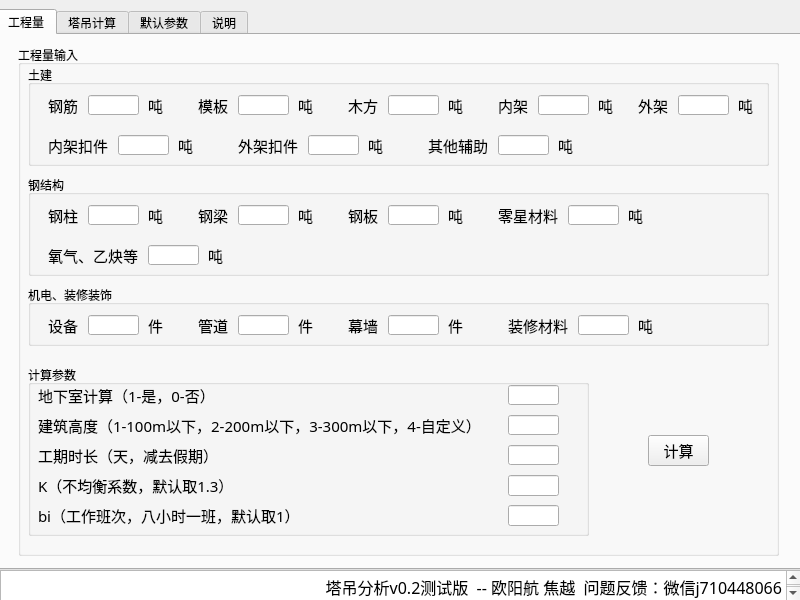
Before: the Qt Designer form widget.ui in jiaosss/Tower_crane, drawn with Qt 5.
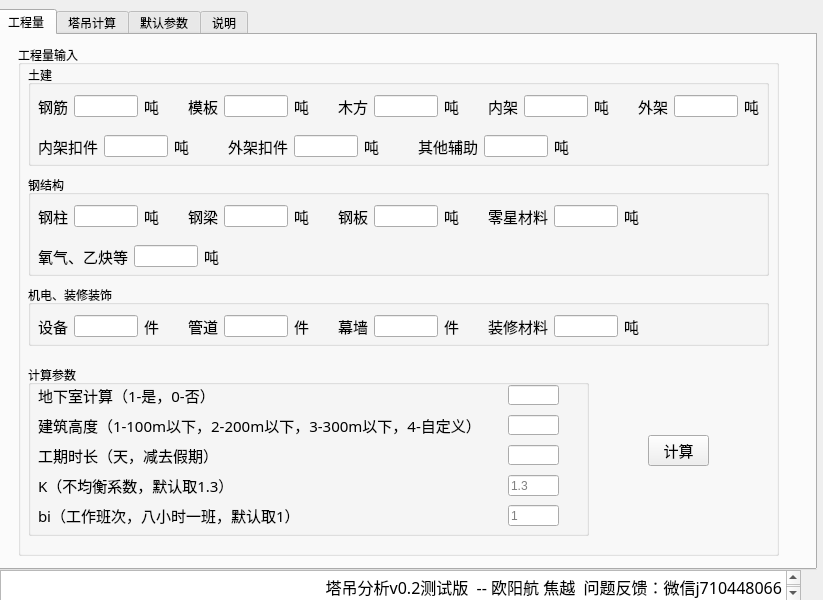
After: the same form once the commit is applied.

Commit message: v0.2.2测试版 增加启动界面

Patch:
```diff
--- a/widget.ui
+++ b/widget.ui
@@ -6,7 +6,7 @@
    <rect>
     <x>0</x>
     <y>0</y>
-    <width>800</width>
+    <width>823</width>
     <height>600</height>
    </rect>
   </property>
@@ -53,15 +53,18 @@
       <property name="title">
        <string>土建</string>
       </property>
+      <widget class="QWidget" name="horizontalLayoutWidget">
+       <property name="geometry">
+        <rect>
+         <x>10</x>
+         <y>30</y>
+         <width>121</width>
+         <height>22</height>
+        </rect>
+       </property>
+       <layout class="QHBoxLayout" name="horizontalLayout">
+        <item>
       <widget class="QLabel" name="label_gj">
-       <property name="geometry">
-        <rect>
-         <x>20</x>
-         <y>30</y>
-         <width>41</width>
-         <height>21</height>
-        </rect>
-       </property>
        <property name="font">
         <font>
          <family>宋体</family>
@@ -72,25 +75,12 @@
         <string>钢筋</string>
        </property>
       </widget>
-      <widget class="QLineEdit" name="lineEdit_gj">
-       <property name="geometry">
-        <rect>
-         <x>60</x>
-         <y>30</y>
-         <width>51</width>
-         <height>20</height>
-        </rect>
-       </property>
-      </widget>
+        </item>
+        <item>
+         <widget class="QLineEdit" name="lineEdit_gj"/>
+        </item>
+        <item>
       <widget class="QLabel" name="label_2">
-       <property name="geometry">
-        <rect>
-         <x>120</x>
-         <y>30</y>
-         <width>41</width>
-         <height>21</height>
-        </rect>
-       </property>
        <property name="font">
         <font>
          <family>宋体</family>
@@ -101,15 +91,21 @@
         <string>吨</string>
        </property>
       </widget>
+        </item>
+       </layout>
+      </widget>
+      <widget class="QWidget" name="horizontalLayoutWidget_2">
+       <property name="geometry">
+        <rect>
+         <x>160</x>
+         <y>30</y>
+         <width>121</width>
+         <height>22</height>
+        </rect>
+       </property>
+       <layout class="QHBoxLayout" name="horizontalLayout_2">
+        <item>
       <widget class="QLabel" name="label_mb">
-       <property name="geometry">
-        <rect>
-         <x>170</x>
-         <y>30</y>
-         <width>41</width>
-         <height>21</height>
-        </rect>
-       </property>
        <property name="font">
         <font>
          <family>宋体</family>
@@ -120,15 +116,12 @@
         <string>模板</string>
        </property>
       </widget>
+        </item>
+        <item>
+         <widget class="QLineEdit" name="lineEdit_mb"/>
+        </item>
+        <item>
       <widget class="QLabel" name="label_4">
-       <property name="geometry">
-        <rect>
-         <x>270</x>
-         <y>30</y>
-         <width>41</width>
-         <height>21</height>
-        </rect>
-       </property>
        <property name="font">
         <font>
          <family>宋体</family>
@@ -139,25 +132,21 @@
         <string>吨</string>
        </property>
       </widget>
-      <widget class="QLineEdit" name="lineEdit_mb">
+        </item>
+       </layout>
+      </widget>
+      <widget class="QWidget" name="horizontalLayoutWidget_3">
        <property name="geometry">
         <rect>
-         <x>210</x>
+         <x>310</x>
          <y>30</y>
-         <width>51</width>
-         <height>20</height>
+         <width>121</width>
+         <height>22</height>
         </rect>
        </property>
-      </widget>
+       <layout class="QHBoxLayout" name="horizontalLayout_3">
+        <item>
       <widget class="QLabel" name="label_mf">
-       <property name="geometry">
-        <rect>
-         <x>320</x>
-         <y>30</y>
-         <width>41</width>
-         <height>21</height>
-        </rect>
-       </property>
        <property name="font">
         <font>
          <family>宋体</family>
@@ -168,15 +157,12 @@
         <string>木方</string>
        </property>
       </widget>
+        </item>
+        <item>
+         <widget class="QLineEdit" name="lineEdit_mf"/>
+        </item>
+        <item>
       <widget class="QLabel" name="label_6">
-       <property name="geometry">
-        <rect>
-         <x>420</x>
-         <y>30</y>
-         <width>21</width>
-         <height>21</height>
-        </rect>
-       </property>
        <property name="font">
         <font>
          <family>宋体</family>
@@ -187,25 +173,21 @@
         <string>吨</string>
        </property>
       </widget>
-      <widget class="QLineEdit" name="lineEdit_mf">
+        </item>
+       </layout>
+      </widget>
+      <widget class="QWidget" name="horizontalLayoutWidget_4">
        <property name="geometry">
         <rect>
-         <x>360</x>
+         <x>460</x>
          <y>30</y>
-         <width>51</width>
-         <height>20</height>
+         <width>121</width>
+         <height>22</height>
         </rect>
        </property>
-      </widget>
+       <layout class="QHBoxLayout" name="horizontalLayout_4">
+        <item>
       <widget class="QLabel" name="label_nj">
-       <property name="geometry">
-        <rect>
-         <x>470</x>
-         <y>30</y>
-         <width>41</width>
-         <height>21</height>
-        </rect>
-       </property>
        <property name="font">
         <font>
          <family>宋体</family>
@@ -216,15 +198,12 @@
         <string>内架</string>
        </property>
       </widget>
+        </item>
+        <item>
+         <widget class="QLineEdit" name="lineEdit_nj"/>
+        </item>
+        <item>
       <widget class="QLabel" name="label_8">
-       <property name="geometry">
-        <rect>
-         <x>570</x>
-         <y>30</y>
-         <width>21</width>
-         <height>21</height>
-        </rect>
-       </property>
        <property name="font">
         <font>
          <family>宋体</family>
@@ -235,35 +214,21 @@
         <string>吨</string>
        </property>
       </widget>
-      <widget class="QLineEdit" name="lineEdit_nj">
-       <property name="geometry">
-        <rect>
-         <x>510</x>
-         <y>30</y>
-         <width>51</width>
-         <height>20</height>
-        </rect>
-       </property>
+        </item>
+       </layout>
       </widget>
-      <widget class="QLineEdit" name="lineEdit_wj">
+      <widget class="QWidget" name="horizontalLayoutWidget_5">
        <property name="geometry">
         <rect>
-         <x>650</x>
+         <x>610</x>
          <y>30</y>
-         <width>51</width>
-         <height>20</height>
+         <width>121</width>
+         <height>22</height>
         </rect>
        </property>
-      </widget>
+       <layout class="QHBoxLayout" name="horizontalLayout_6">
+        <item>
       <widget class="QLabel" name="label_wj">
-       <property name="geometry">
-        <rect>
-         <x>610</x>
-         <y>30</y>
-         <width>41</width>
-         <height>21</height>
-        </rect>
-       </property>
        <property name="font">
         <font>
          <family>宋体</family>
@@ -274,15 +239,12 @@
         <string>外架</string>
        </property>
       </widget>
+        </item>
+        <item>
+         <widget class="QLineEdit" name="lineEdit_wj"/>
+        </item>
+        <item>
       <widget class="QLabel" name="label_10">
-       <property name="geometry">
-        <rect>
-         <x>710</x>
-         <y>30</y>
-         <width>21</width>
-         <height>21</height>
-        </rect>
-       </property>
        <property name="font">
         <font>
          <family>宋体</family>
@@ -293,25 +255,21 @@
         <string>吨</string>
        </property>
       </widget>
-      <widget class="QLineEdit" name="lineEdit_njkj">
+        </item>
+       </layout>
+      </widget>
+      <widget class="QWidget" name="horizontalLayoutWidget_6">
        <property name="geometry">
         <rect>
-         <x>90</x>
+         <x>10</x>
          <y>70</y>
-         <width>51</width>
-         <height>20</height>
+         <width>151</width>
+         <height>22</height>
         </rect>
        </property>
-      </widget>
+       <layout class="QHBoxLayout" name="horizontalLayout_7">
+        <item>
       <widget class="QLabel" name="label_njkj">
-       <property name="geometry">
-        <rect>
-         <x>20</x>
-         <y>70</y>
-         <width>71</width>
-         <height>21</height>
-        </rect>
-       </property>
        <property name="font">
         <font>
          <family>宋体</family>
@@ -322,15 +280,12 @@
         <string>内架扣件</string>
        </property>
       </widget>
+        </item>
+        <item>
+         <widget class="QLineEdit" name="lineEdit_njkj"/>
+        </item>
+        <item>
       <widget class="QLabel" name="label_12">
-       <property name="geometry">
-        <rect>
-         <x>150</x>
-         <y>70</y>
-         <width>41</width>
-         <height>21</height>
-        </rect>
-       </property>
        <property name="font">
         <font>
          <family>宋体</family>
@@ -341,25 +296,21 @@
         <string>吨</string>
        </property>
       </widget>
-      <widget class="QLineEdit" name="lineEdit_wjkj">
+        </item>
+       </layout>
+      </widget>
+      <widget class="QWidget" name="horizontalLayoutWidget_7">
        <property name="geometry">
         <rect>
-         <x>280</x>
+         <x>200</x>
          <y>70</y>
-         <width>51</width>
-         <height>20</height>
+         <width>151</width>
+         <height>22</height>
         </rect>
        </property>
-      </widget>
+       <layout class="QHBoxLayout" name="horizontalLayout_8">
+        <item>
       <widget class="QLabel" name="label_wjkj">
-       <property name="geometry">
-        <rect>
-         <x>210</x>
-         <y>70</y>
-         <width>71</width>
-         <height>21</height>
-        </rect>
-       </property>
        <property name="font">
         <font>
          <family>宋体</family>
@@ -370,15 +321,12 @@
         <string>外架扣件</string>
        </property>
       </widget>
+        </item>
+        <item>
+         <widget class="QLineEdit" name="lineEdit_wjkj"/>
+        </item>
+        <item>
       <widget class="QLabel" name="label_30">
-       <property name="geometry">
-        <rect>
-         <x>340</x>
-         <y>70</y>
-         <width>41</width>
-         <height>21</height>
-        </rect>
-       </property>
        <property name="font">
         <font>
          <family>宋体</family>
@@ -389,15 +337,21 @@
         <string>吨</string>
        </property>
       </widget>
+        </item>
+       </layout>
+      </widget>
+      <widget class="QWidget" name="horizontalLayoutWidget_8">
+       <property name="geometry">
+        <rect>
+         <x>390</x>
+         <y>70</y>
+         <width>151</width>
+         <height>22</height>
+        </rect>
+       </property>
+       <layout class="QHBoxLayout" name="horizontalLayout_9">
+        <item>
       <widget class="QLabel" name="label_qtfz">
-       <property name="geometry">
-        <rect>
-         <x>400</x>
-         <y>70</y>
-         <width>71</width>
-         <height>21</height>
-        </rect>
-       </property>
        <property name="font">
         <font>
          <family>宋体</family>
@@ -408,25 +362,12 @@
         <string>其他辅助</string>
        </property>
       </widget>
-      <widget class="QLineEdit" name="lineEdit_qtfz">
-       <property name="geometry">
-        <rect>
-         <x>470</x>
-         <y>70</y>
-         <width>51</width>
-         <height>20</height>
-        </rect>
-       </property>
-      </widget>
+        </item>
+        <item>
+         <widget class="QLineEdit" name="lineEdit_qtfz"/>
+        </item>
+        <item>
       <widget class="QLabel" name="label_32">
-       <property name="geometry">
-        <rect>
-         <x>530</x>
-         <y>70</y>
-         <width>41</width>
-         <height>21</height>
-        </rect>
-       </property>
        <property name="font">
         <font>
          <family>宋体</family>
@@ -436,6 +377,9 @@
        <property name="text">
         <string>吨</string>
        </property>
+         </widget>
+        </item>
+       </layout>
       </widget>
      </widget>
      <widget class="QGroupBox" name="groupBox_3">
@@ -450,15 +394,18 @@
       <property name="title">
        <string>钢结构</string>
       </property>
+      <widget class="QWidget" name="horizontalLayoutWidget_9">
+       <property name="geometry">
+        <rect>
+         <x>10</x>
+         <y>30</y>
+         <width>121</width>
+         <height>22</height>
+        </rect>
+       </property>
+       <layout class="QHBoxLayout" name="horizontalLayout_10">
+        <item>
       <widget class="QLabel" name="label_gz">
-       <property name="geometry">
-        <rect>
-         <x>20</x>
-         <y>30</y>
-         <width>41</width>
-         <height>21</height>
-        </rect>
-       </property>
        <property name="font">
         <font>
          <family>宋体</family>
@@ -469,15 +416,12 @@
         <string>钢柱</string>
        </property>
       </widget>
+        </item>
+        <item>
+         <widget class="QLineEdit" name="lineEdit_gz"/>
+        </item>
+        <item>
       <widget class="QLabel" name="label_14">
-       <property name="geometry">
-        <rect>
-         <x>120</x>
-         <y>30</y>
-         <width>41</width>
-         <height>21</height>
-        </rect>
-       </property>
        <property name="font">
         <font>
          <family>宋体</family>
@@ -488,15 +432,21 @@
         <string>吨</string>
        </property>
       </widget>
+        </item>
+       </layout>
+      </widget>
+      <widget class="QWidget" name="horizontalLayoutWidget_10">
+       <property name="geometry">
+        <rect>
+         <x>160</x>
+         <y>30</y>
+         <width>121</width>
+         <height>22</height>
+        </rect>
+       </property>
+       <layout class="QHBoxLayout" name="horizontalLayout_11">
+        <item>
       <widget class="QLabel" name="label_gl">
-       <property name="geometry">
-        <rect>
-         <x>170</x>
-         <y>30</y>
-         <width>41</width>
-         <height>21</height>
-        </rect>
-       </property>
        <property name="font">
         <font>
          <family>宋体</family>
@@ -507,15 +457,12 @@
         <string>钢梁</string>
        </property>
       </widget>
+        </item>
+        <item>
+         <widget class="QLineEdit" name="lineEdit_gl"/>
+        </item>
+        <item>
       <widget class="QLabel" name="label_16">
-       <property name="geometry">
-        <rect>
-         <x>270</x>
-         <y>30</y>
-         <width>21</width>
-         <height>21</height>
-        </rect>
-       </property>
        <property name="font">
         <font>
          <family>宋体</family>
@@ -526,15 +473,21 @@
         <string>吨</string>
        </property>
       </widget>
+        </item>
+       </layout>
+      </widget>
+      <widget class="QWidget" name="horizontalLayoutWidget_11">
+       <property name="geometry">
+        <rect>
+         <x>310</x>
+         <y>30</y>
+         <width>121</width>
+         <height>22</height>
+        </rect>
+       </property>
+       <layout class="QHBoxLayout" name="horizontalLayout_12">
+        <item>
       <widget class="QLabel" name="label_gb">
-       <property name="geometry">
-        <rect>
-         <x>320</x>
-         <y>30</y>
-         <width>41</width>
-         <height>21</height>
-        </rect>
-       </property>
        <property name="font">
         <font>
          <family>宋体</family>
@@ -545,15 +498,12 @@
         <string>钢板</string>
        </property>
       </widget>
+        </item>
+        <item>
+         <widget class="QLineEdit" name="lineEdit_gb"/>
+        </item>
+        <item>
       <widget class="QLabel" name="label_18">
-       <property name="geometry">
-        <rect>
-         <x>420</x>
-         <y>30</y>
-         <width>41</width>
-         <height>21</height>
-        </rect>
-       </property>
        <property name="font">
         <font>
          <family>宋体</family>
@@ -564,15 +514,21 @@
         <string>吨</string>
        </property>
       </widget>
+        </item>
+       </layout>
+      </widget>
+      <widget class="QWidget" name="horizontalLayoutWidget_12">
+       <property name="geometry">
+        <rect>
+         <x>460</x>
+         <y>30</y>
+         <width>151</width>
+         <height>22</height>
+        </rect>
+       </property>
+       <layout class="QHBoxLayout" name="horizontalLayout_13">
+        <item>
       <widget class="QLabel" name="label_lxcl">
-       <property name="geometry">
-        <rect>
-         <x>470</x>
-         <y>30</y>
-         <width>71</width>
-         <height>21</height>
-        </rect>
-       </property>
        <property name="font">
         <font>
          <family>宋体</family>
@@ -583,15 +539,12 @@
         <string>零星材料</string>
        </property>
       </widget>
+        </item>
+        <item>
+         <widget class="QLineEdit" name="lineEdit_lxcl"/>
+        </item>
+        <item>
       <widget class="QLabel" name="label_20">
-       <property name="geometry">
-        <rect>
-         <x>600</x>
-         <y>30</y>
-         <width>21</width>
-         <height>21</height>
-        </rect>
-       </property>
        <property name="font">
         <font>
          <family>宋体</family>
@@ -602,65 +555,21 @@
         <string>吨</string>
        </property>
       </widget>
-      <widget class="QLineEdit" name="lineEdit_gz">
-       <property name="geometry">
-        <rect>
-         <x>60</x>
-         <y>30</y>
-         <width>51</width>
-         <height>20</height>
-        </rect>
-       </property>
+        </item>
+       </layout>
       </widget>
-      <widget class="QLineEdit" name="lineEdit_gl">
+      <widget class="QWidget" name="horizontalLayoutWidget_13">
        <property name="geometry">
         <rect>
-         <x>210</x>
-         <y>30</y>
-         <width>51</width>
-         <height>20</height>
-        </rect>
-       </property>
-      </widget>
-      <widget class="QLineEdit" name="lineEdit_gb">
-       <property name="geometry">
-        <rect>
-         <x>360</x>
-         <y>30</y>
-         <width>51</width>
-         <height>20</height>
-        </rect>
-       </property>
-      </widget>
-      <widget class="QLineEdit" name="lineEdit_lxcl">
-       <property name="geometry">
-        <rect>
-         <x>540</x>
-         <y>30</y>
-         <width>51</width>
-         <height>20</height>
-        </rect>
-       </property>
-      </widget>
-      <widget class="QLineEdit" name="lineEdit_yq">
-       <property name="geometry">
-        <rect>
-         <x>120</x>
+         <x>10</x>
          <y>70</y>
-         <width>51</width>
-         <height>20</height>
+         <width>181</width>
+         <height>22</height>
         </rect>
        </property>
-      </widget>
+       <layout class="QHBoxLayout" name="horizontalLayout_14">
+        <item>
       <widget class="QLabel" name="label_yq">
-       <property name="geometry">
-        <rect>
-         <x>20</x>
-         <y>70</y>
-         <width>101</width>
-         <height>21</height>
-        </rect>
-       </property>
        <property name="font">
         <font>
          <family>宋体</family>
@@ -671,15 +580,12 @@
         <string>氧气、乙炔等</string>
        </property>
       </widget>
+        </item>
+        <item>
+         <widget class="QLineEdit" name="lineEdit_yq"/>
+        </item>
+        <item>
       <widget class="QLabel" name="label_34">
-       <property name="geometry">
-        <rect>
-         <x>180</x>
-         <y>70</y>
-         <width>21</width>
-         <height>21</height>
-        </rect>
-       </property>
        <property name="font">
         <font>
          <family>宋体</family>
@@ -689,6 +595,9 @@
        <property name="text">
         <string>吨</string>
        </property>
+         </widget>
+        </item>
+       </layout>
       </widget>
      </widget>
      <widget class="QGroupBox" name="groupBox_4">
@@ -703,44 +612,18 @@
       <property name="title">
        <string>机电、装修装饰</string>
       </property>
-      <widget class="QLabel" name="label_21">
+      <widget class="QWidget" name="horizontalLayoutWidget_14">
        <property name="geometry">
         <rect>
-         <x>120</x>
+         <x>10</x>
          <y>30</y>
-         <width>41</width>
-         <height>21</height>
+         <width>121</width>
+         <height>22</height>
         </rect>
        </property>
-       <property name="font">
-        <font>
-         <family>宋体</family>
-         <pointsize>11</pointsize>
-        </font>
-       </property>
-       <property name="text">
-        <string>件</string>
-       </property>
-      </widget>
-      <widget class="QLineEdit" name="lineEdit_sb">
-       <property name="geometry">
-        <rect>
-         <x>60</x>
-         <y>30</y>
-         <width>51</width>
-         <height>20</height>
-        </rect>
-       </property>
-      </widget>
+       <layout class="QHBoxLayout" name="horizontalLayout_15">
+        <item>
       <widget class="QLabel" name="label_sb">
-       <property name="geometry">
-        <rect>
-         <x>20</x>
-         <y>30</y>
-         <width>41</width>
-         <height>21</height>
-        </rect>
-       </property>
        <property name="font">
         <font>
          <family>宋体</family>
@@ -751,15 +634,37 @@
         <string>设备</string>
        </property>
       </widget>
+        </item>
+        <item>
+         <widget class="QLineEdit" name="lineEdit_sb"/>
+        </item>
+        <item>
+         <widget class="QLabel" name="label_21">
+          <property name="font">
+           <font>
+            <family>宋体</family>
+            <pointsize>11</pointsize>
+           </font>
+          </property>
+          <property name="text">
+           <string>件</string>
+          </property>
+         </widget>
+        </item>
+       </layout>
+      </widget>
+      <widget class="QWidget" name="horizontalLayoutWidget_15">
+       <property name="geometry">
+        <rect>
+         <x>160</x>
+         <y>30</y>
+         <width>121</width>
+         <height>22</height>
+        </rect>
+       </property>
+       <layout class="QHBoxLayout" name="horizontalLayout_16">
+        <item>
       <widget class="QLabel" name="label_gd">
-       <property name="geometry">
-        <rect>
-         <x>170</x>
-         <y>30</y>
-         <width>41</width>
-         <height>21</height>
-        </rect>
-       </property>
        <property name="font">
         <font>
          <family>宋体</family>
@@ -770,15 +675,12 @@
         <string>管道</string>
        </property>
       </widget>
+        </item>
+        <item>
+         <widget class="QLineEdit" name="lineEdit_gd"/>
+        </item>
+        <item>
       <widget class="QLabel" name="label_24">
-       <property name="geometry">
-        <rect>
-         <x>270</x>
-         <y>30</y>
-         <width>41</width>
-         <height>21</height>
-        </rect>
-       </property>
        <property name="font">
         <font>
          <family>宋体</family>
@@ -789,25 +691,21 @@
         <string>件</string>
        </property>
       </widget>
-      <widget class="QLineEdit" name="lineEdit_gd">
+        </item>
+       </layout>
+      </widget>
+      <widget class="QWidget" name="horizontalLayoutWidget_16">
        <property name="geometry">
         <rect>
-         <x>210</x>
+         <x>310</x>
          <y>30</y>
-         <width>51</width>
-         <height>20</height>
+         <width>121</width>
+         <height>22</height>
         </rect>
        </property>
-      </widget>
+       <layout class="QHBoxLayout" name="horizontalLayout_17">
+        <item>
       <widget class="QLabel" name="label_mq">
-       <property name="geometry">
-        <rect>
-         <x>320</x>
-         <y>30</y>
-         <width>41</width>
-         <height>21</height>
-        </rect>
-       </property>
        <property name="font">
         <font>
          <family>宋体</family>
@@ -818,25 +716,12 @@
         <string>幕墙</string>
        </property>
       </widget>
-      <widget class="QLineEdit" name="lineEdit_mq">
-       <property name="geometry">
-        <rect>
-         <x>360</x>
-         <y>30</y>
-         <width>51</width>
-         <height>20</height>
-        </rect>
-       </property>
-      </widget>
+        </item>
+        <item>
+         <widget class="QLineEdit" name="lineEdit_mq"/>
+        </item>
+        <item>
       <widget class="QLabel" name="label_26">
-       <property name="geometry">
-        <rect>
-         <x>420</x>
-         <y>30</y>
-         <width>41</width>
-         <height>21</height>
-        </rect>
-       </property>
        <property name="font">
         <font>
          <family>宋体</family>
@@ -847,15 +732,21 @@
         <string>件</string>
        </property>
       </widget>
+        </item>
+       </layout>
+      </widget>
+      <widget class="QWidget" name="horizontalLayoutWidget_17">
+       <property name="geometry">
+        <rect>
+         <x>460</x>
+         <y>30</y>
+         <width>151</width>
+         <height>22</height>
+        </rect>
+       </property>
+       <layout class="QHBoxLayout" name="horizontalLayout_18">
+        <item>
       <widget class="QLabel" name="label_zxcl">
-       <property name="geometry">
-        <rect>
-         <x>480</x>
-         <y>30</y>
-         <width>71</width>
-         <height>21</height>
-        </rect>
-       </property>
        <property name="font">
         <font>
          <family>宋体</family>
@@ -866,25 +757,12 @@
         <string>装修材料</string>
        </property>
       </widget>
-      <widget class="QLineEdit" name="lineEdit_zxcl">
-       <property name="geometry">
-        <rect>
-         <x>550</x>
-         <y>30</y>
-         <width>51</width>
-         <height>20</height>
-        </rect>
-       </property>
-      </widget>
+        </item>
+        <item>
+         <widget class="QLineEdit" name="lineEdit_zxcl"/>
+        </item>
+        <item>
       <widget class="QLabel" name="label_28">
-       <property name="geometry">
-        <rect>
-         <x>610</x>
-         <y>30</y>
-         <width>41</width>
-         <height>21</height>
-        </rect>
-       </property>
        <property name="font">
         <font>
          <family>宋体</family>
@@ -894,6 +772,9 @@
        <property name="text">
         <string>吨</string>
        </property>
+         </widget>
+        </item>
+       </layout>
       </widget>
      </widget>
      <widget class="QGroupBox" name="groupBox_5">
@@ -1023,6 +904,9 @@
          <height>21</height>
         </rect>
        </property>
+       <property name="placeholderText">
+        <string>1.3</string>
+       </property>
       </widget>
       <widget class="QLabel" name="label_35">
        <property name="geometry">
@@ -1052,6 +936,9 @@
          <height>21</height>
         </rect>
        </property>
+       <property name="placeholderText">
+        <string>1</string>
+       </property>
       </widget>
      </widget>
      <widget class="QPushButton" name="pushButton_js">
```
Left out of the diff: 15 changed lines with no effect on the pictures. Lines whose indentation alone changed are shown as unchanged. The commit also changes 5 other files.
